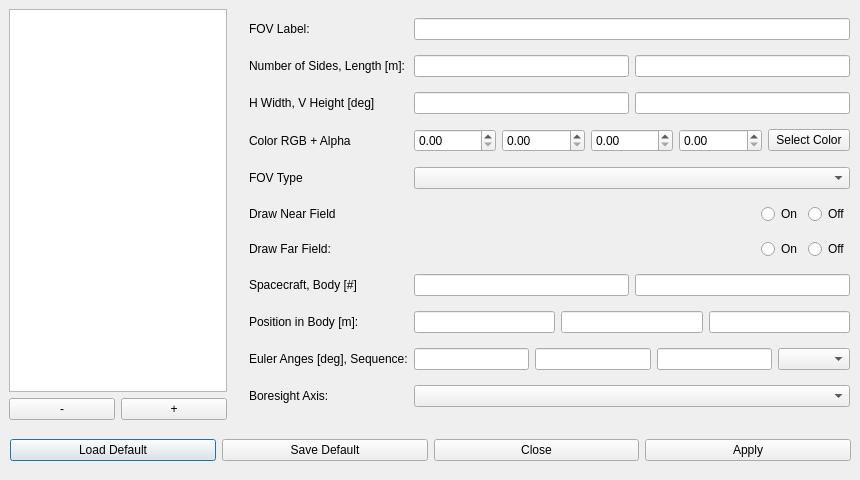
Old version of the form dsm_gui/fov_menu.ui in the repository pavelgalchenko/dsm_gui.
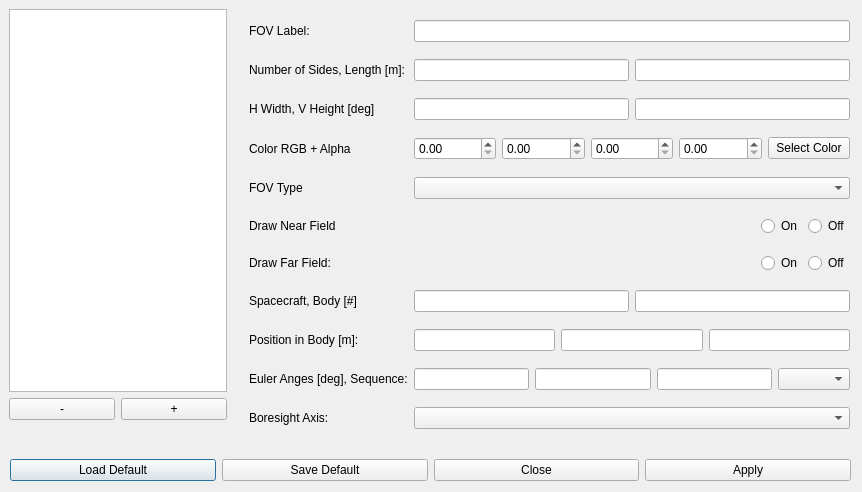
New version of the form.

Commit message: Add spacecraft module (SPC) with initial UI design

Patch:
```diff
--- a/dsm_gui/fov_menu.ui
+++ b/dsm_gui/fov_menu.ui
@@ -6,8 +6,8 @@
    <rect>
     <x>0</x>
     <y>0</y>
-    <width>860</width>
-    <height>480</height>
+    <width>862</width>
+    <height>492</height>
    </rect>
   </property>
   <property name="windowTitle">
@@ -17,7 +17,7 @@
    <property name="geometry">
     <rect>
      <x>10</x>
-     <y>430</y>
+     <y>450</y>
      <width>841</width>
      <height>41</height>
     </rect>
@@ -59,7 +59,7 @@
      <x>249</x>
      <y>9</y>
      <width>601</width>
-     <height>411</height>
+     <height>441</height>
     </rect>
    </property>
    <layout class="QGridLayout" name="gridLayout">
```
Left out of the diff: 328 changed lines with no effect on the pictures. The commit also changes 4 other files.
